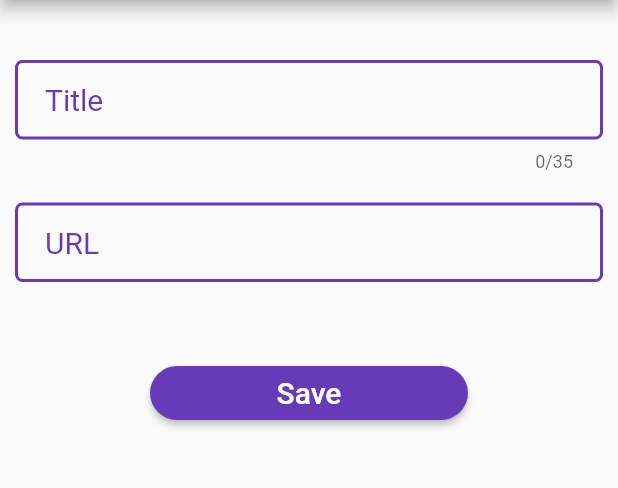
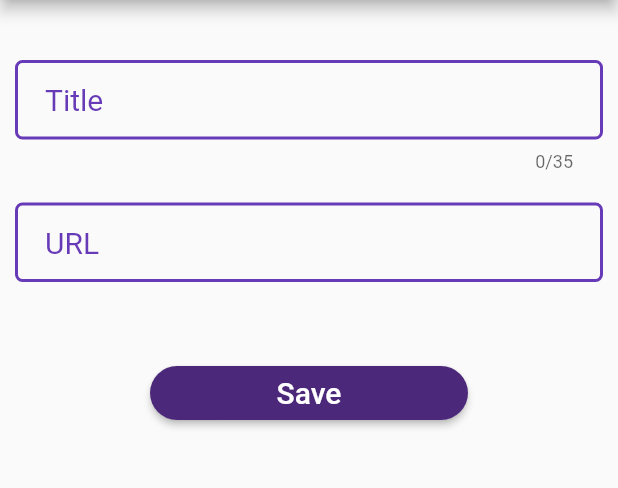
Before and after one commit to Sweta040799/LinkNote, a Flutter app: the screen it shows after launch, after a tap on the "add" icon, on a phone screen of 412 x 824 dp, the part 84-572 px from its top. Run offline on Flutter 3.47's test engine with Material 2 defaults, Android fonts, the phone set to English and light mode, and no system bars; our stand-ins replace flutter_linkify, flutter_slidable, share, sqflite; accounts and stored records are empty.

Commit message:
Link-N-Note

```diff
--- a/lib/linkPages/addlink.dart
+++ b/lib/linkPages/addlink.dart
@@ -112,7 +112,7 @@ class AddLinkState extends State<AddLink>{
     );
 
     final save = MaterialButton(
-      color: Colors.deepPurple,
+      color: Color.fromRGBO(76, 40, 122, 48),
       shape: RoundedRectangleBorder(
           borderRadius: BorderRadius.all(Radius.circular(20.0))),
       onPressed: ()  {
--- a/lib/todoPages/addtask.dart
+++ b/lib/todoPages/addtask.dart
@@ -114,7 +114,7 @@ class AddTaskState extends State<AddTask>{
 
 
     final save = MaterialButton(
-      color: Colors.deepPurple,
+      color: Color.fromRGBO(76, 40, 122, 48),
       shape: RoundedRectangleBorder(
           borderRadius: BorderRadius.all(Radius.circular(20.0))),
       onPressed: ()  {
--- a/lib/todoPages/tododetail.dart
+++ b/lib/todoPages/tododetail.dart
@@ -37,7 +37,7 @@ class TodoState extends State<TodoDetail>{
 
 //               SizedBox(height: 10,),
 
-               Container(
+               Padding(
                  padding: EdgeInsets.only(left: 50,right: 50),
                  child: Divider(
                    color: Colors.deepPurple,
@@ -48,7 +48,7 @@ class TodoState extends State<TodoDetail>{
                SizedBox(height: 10,),
 
                Expanded(
-                   flex: 2,
+                   flex: 4,
                    child: Padding(
                        padding: EdgeInsets.only(top: 20),
                        child: Text(des,
@@ -57,7 +57,7 @@ class TodoState extends State<TodoDetail>{
                SizedBox(height: 30,),
 
                Expanded(
-                   flex: 2,
+                   flex: 1,
                    child: Text("Created on \n ${date}",style: TextStyle(color: Colors.deepPurple,fontWeight: FontWeight.w300,fontSize: 15),textAlign: TextAlign.center)
                )
 
```
